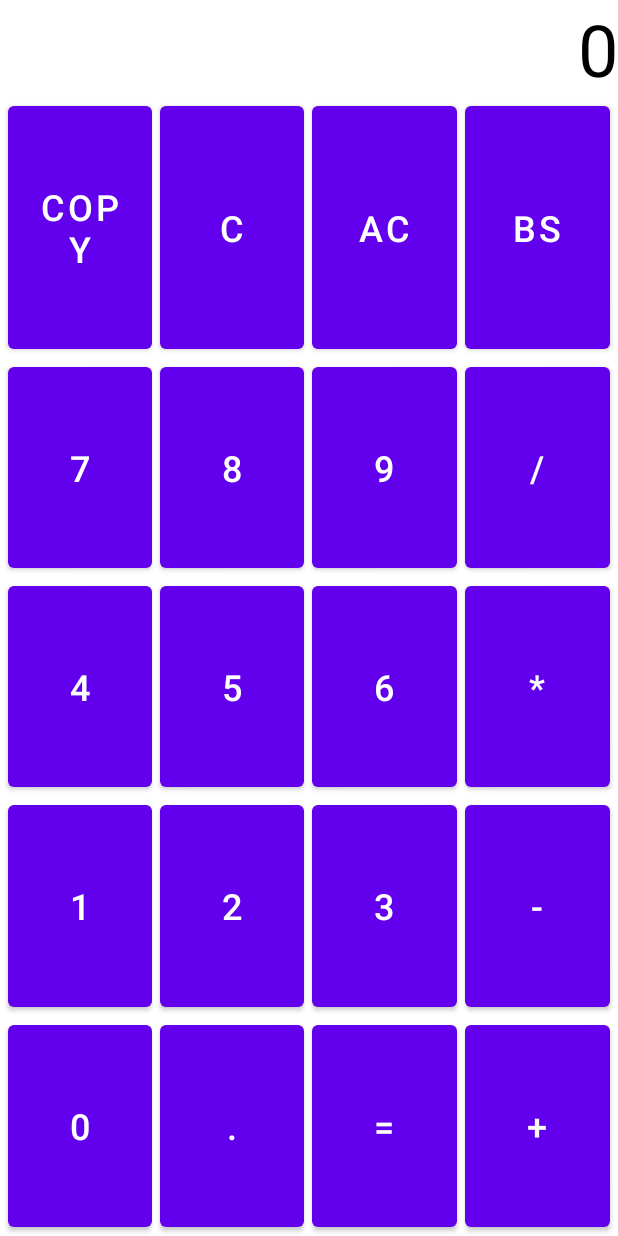
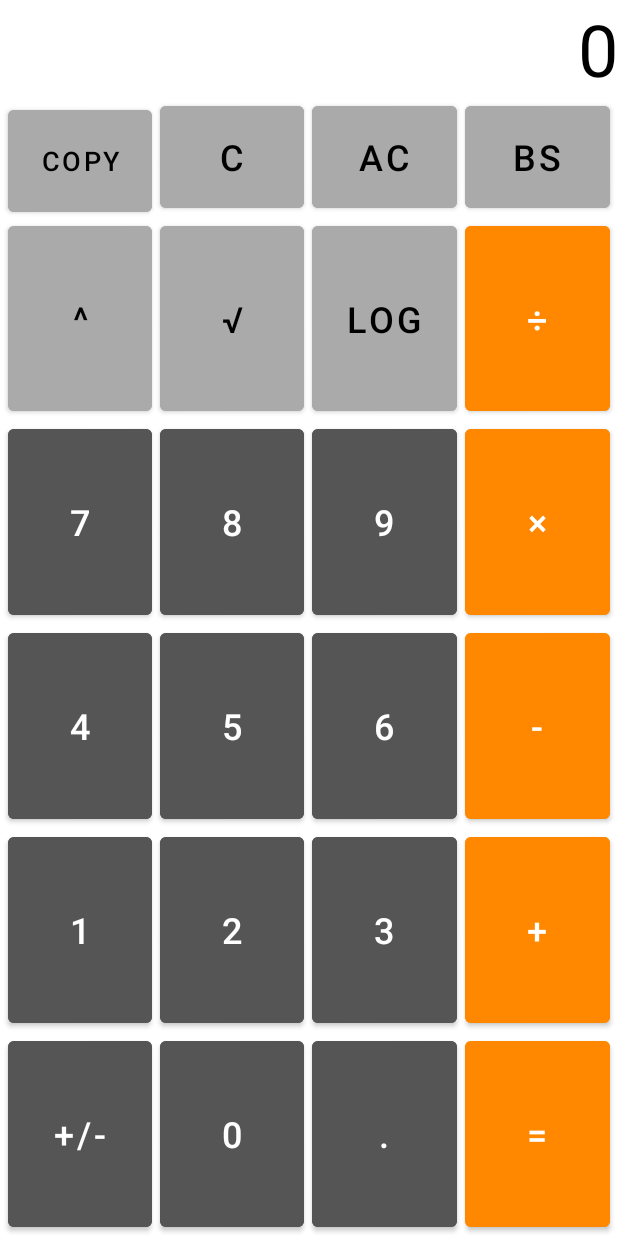
Before and after one commit to kaizuchan/MyDentaku, an Android app: the screen it shows after launch (MainActivity), on a phone screen of 412 x 824 dp. Run offline under Robolectric (Android 15) with nearby library versions, the phone set to English and light mode, and no system bars.

Commit message:
指数対数などを追加

```diff
--- a/app/src/main/java/com/example/mydentaku/MainActivity.java
+++ b/app/src/main/java/com/example/mydentaku/MainActivity.java
@@ -12,7 +12,6 @@ import android.widget.Toast;
 public class MainActivity extends AppCompatActivity {
 
     String strTemp = "";
-    String strTemp2 = "";
     String strResult = "0";
     int operator =0;
     int ct_flag =0;
@@ -25,7 +24,6 @@ public class MainActivity extends AppCompatActivity {
 
     public void numKeyOnClick(View v) {
         String strInKey = (String) ((Button) v).getText();
-
         if (strInKey.equals(".")) {
             if (strTemp.length() == 0) {
                 strTemp = strTemp + "0.";
@@ -86,6 +84,32 @@ public class MainActivity extends AppCompatActivity {
                     ct_flag = 0;
                 }
                 break;
+            // ルートの計算
+            case R.id.KeypadSquare:
+                BigDecimal bd1 = new BigDecimal(strTemp);
+                BigDecimal result = BigDecimal.ZERO;
+                double i3 = bd1.doubleValue();
+                double result3 = Math.sqrt(i3);
+                result = new BigDecimal(result3);
+                strTemp = result.toString();
+                break;
+            // ログの計算
+            case R.id.KeypadLog:
+                BigDecimal bd2 = new BigDecimal(strTemp);
+                BigDecimal result2 = BigDecimal.ZERO;
+                double i4 = bd2.doubleValue();
+                double result4 = Math.log(i4);
+                result2 = new BigDecimal(result4);
+                strTemp = result2.toString();
+                break;
+            // プラスマイナスの変換
+            case R.id.KeypadSign:
+                BigDecimal bd3 = new BigDecimal(strTemp);
+                BigDecimal result6 = BigDecimal.ZERO;
+                int i5 = bd3.intValue();
+                int result5 = i5 * -1;
+                result6 = new BigDecimal(result5);
+                strTemp = result6.toString();
         }
         showNumber(strTemp);
     }
@@ -94,7 +118,7 @@ public class MainActivity extends AppCompatActivity {
         if (operator!=0){
             if (strTemp.length() > 0){
                 BigDecimal bd1 = new BigDecimal(strTemp);
-                BigDecimal bd2 = new BigDecimal(strTemp2);
+                BigDecimal bd2 = new BigDecimal(strResult);
                 BigDecimal result = BigDecimal.ZERO;
                 switch (operator){
                     case R.id.KeypadAdd:
@@ -114,16 +138,23 @@ public class MainActivity extends AppCompatActivity {
                             toast.show();
                         }
                         break;
+                    // 累乗の計算
+                    case R.id.KeypadPow:
+                        double i1 = bd1.doubleValue();
+                        double i2 = bd2.doubleValue();
+                        double result2 = Math.pow(i2,i1);
+                        result = new BigDecimal(result2);
+                        break;
                 }
                 if (result.toString().indexOf(".")>0){
-                    strTemp2 = result.toString().replaceAll("\\.0+$|0+$","");
+                    strResult = result.toString().replaceAll("\\.0+$|0+$","");
                 }else{
-                    strTemp2 = result.toString();
+                    strResult = result.toString();
                 }
             }
         }else {
             if (strTemp.length() > 0){
-                strTemp2 = strTemp;
+                strResult = strTemp;
             }
         }
 
@@ -131,7 +162,7 @@ public class MainActivity extends AppCompatActivity {
 
         if (v.getId()==R.id.KeypadEq){
             operator = 0;
-            strTemp = strTemp2;
+            strTemp = strResult;
             showNumber(strTemp);
         }else{
             operator = v.getId();
--- a/app/src/main/res/layout/activity_main.xml
+++ b/app/src/main/res/layout/activity_main.xml
@@ -6,6 +6,9 @@
 
     <TextView
         android:id="@+id/DisplayPanel"
+        android:scrollHorizontally="true"
+        android:ellipsize="end"
+        android:lines="1"
         android:layout_width="match_parent"
         android:layout_height="wrap_content"
         android:background="#ffffff"
@@ -20,49 +23,112 @@
 
         <TableRow
             android:id="@+id/tableRow1"
+            android:layout_width="match_parent"
+            android:layout_height="80dp"
+            android:layout_weight="0">
+
+            <Button
+                android:id="@+id/KeypadCopy"
+                android:layout_width="80dp"
+                android:layout_height="80dp"
+                android:layout_marginLeft="5dp"
+                android:layout_marginRight="5dp"
+                android:layout_weight="1"
+                android:backgroundTint="#aaaaaa"
+                android:onClick="functionKeyOnClick"
+                android:text="Copy"
+                android:textColor="#000000"
+                android:textSize="18sp" />
+
+            <Button
+                android:id="@+id/KeypadC"
+                android:layout_width="80dp"
+                android:layout_height="80dp"
+                android:layout_marginRight="5dp"
+                android:layout_weight="1"
+                android:backgroundTint="#aaaaaa"
+                android:textColor="#000000"
+                android:onClick="functionKeyOnClick"
+                android:text="C"
+                android:textSize="24sp" />
+
+            <Button
+                android:id="@+id/KeypadAC"
+                android:layout_width="80dp"
+                android:layout_height="80dp"
+                android:layout_marginRight="5dp"
+                android:layout_weight="1"
+                android:backgroundTint="#aaaaaa"
+                android:textColor="#000000"
+                android:onClick="functionKeyOnClick"
+                android:text="AC"
+                android:textSize="24sp" />
+
+            <Button
+                android:id="@+id/KeypadBS"
+                android:layout_width="80dp"
+                android:layout_height="80dp"
+                android:layout_marginRight="5dp"
+                android:layout_weight="1"
+                android:backgroundTint="#aaaaaa"
+                android:textColor="#000000"
+                android:onClick="functionKeyOnClick"
+                android:text="BS"
+                android:textSize="24sp" />
+        </TableRow>
+
+        <TableRow
+            android:id="@+id/tableRow0"
             android:layout_weight="1"
             android:layout_width="match_parent"
             android:layout_height="match_parent" >
 
             <Button
-                android:id="@+id/KeypadCopy"
-                android:layout_width="80dp"
-                android:text="Copy"
+                android:id="@+id/KeypadPow"
+                android:layout_width="wrap_content"
+                android:layout_height="match_parent"
+                android:layout_marginLeft="5dp"
+                android:layout_marginRight="5dp"
+                android:layout_weight="1"
+                android:backgroundTint="#aaaaaa"
+                android:textColor="#000000"
+                android:onClick="operatorKeyOnClick"
+                android:text="^"
+                android:textSize="24sp" />
+
+            <Button
+                android:id="@+id/KeypadSquare"
+                android:text="√"
                 android:onClick="functionKeyOnClick"
                 android:textSize="24sp"
                 android:layout_weight="1"
+                android:backgroundTint="#aaaaaa"
+                android:textColor="#000000"
                 android:layout_height="match_parent"
-                android:layout_marginLeft="5dp"
+                android:layout_width="wrap_content"
+                android:layout_marginRight="5dp" />
+
+            <Button
+                android:id="@+id/KeypadLog"
+                android:text="log"
+                android:onClick="functionKeyOnClick"
+                android:textSize="24sp"
+                android:layout_weight="1"
+                android:backgroundTint="#aaaaaa"
+                android:textColor="#000000"
+                android:layout_height="match_parent"
+                android:layout_width="wrap_content"
                 android:layout_marginRight="5dp"/>
 
             <Button
-                android:id="@+id/KeypadC"
-                android:layout_width="80dp"
-                android:text="C"
-                android:onClick="functionKeyOnClick"
+                android:id="@+id/KeypadDiv"
+                android:text="÷"
+                android:onClick="operatorKeyOnClick"
                 android:textSize="24sp"
                 android:layout_weight="1"
+                android:backgroundTint="#ff8800"
                 android:layout_height="match_parent"
-                android:layout_marginRight="5dp"/>
-
-            <Button
-                android:id="@+id/KeypadAC"
-                android:layout_width="80dp"
-                android:text="AC"
-                android:onClick="functionKeyOnClick"
-                android:textSize="24sp"
-                android:layout_weight="1"
-                android:layout_height="match_parent"
-                android:layout_marginRight="5dp"/>
-
-            <Button
-                android:id="@+id/KeypadBS"
-                android:layout_width="80dp"
-                android:text="BS"
-                android:onClick="functionKeyOnClick"
-                android:textSize="24sp"
-                android:layout_weight="1"
-                android:layout_height="match_parent"
+                android:layout_width="wrap_content"
                 android:layout_marginRight="5dp"/>
         </TableRow>
 
@@ -78,6 +144,7 @@
                 android:onClick="numKeyOnClick"
                 android:textSize="24sp"
                 android:layout_weight="1"
+                android:backgroundTint="#555555"
                 android:layout_height="match_parent"
                 android:layout_width="wrap_content"
                 android:layout_marginLeft="5dp"
@@ -89,6 +156,7 @@
                 android:onClick="numKeyOnClick"
                 android:textSize="24sp"
                 android:layout_weight="1"
+                android:backgroundTint="#555555"
                 android:layout_height="match_parent"
                 android:layout_width="wrap_content"
                 android:layout_marginRight="5dp" />
@@ -99,16 +167,18 @@
                 android:onClick="numKeyOnClick"
                 android:textSize="24sp"
                 android:layout_weight="1"
+                android:backgroundTint="#555555"
                 android:layout_height="match_parent"
                 android:layout_width="wrap_content"
                 android:layout_marginRight="5dp"/>
 
             <Button
-                android:id="@+id/KeypadDiv"
-                android:text="/"
+                android:id="@+id/KeypadMulti"
+                android:text="×"
                 android:onClick="operatorKeyOnClick"
                 android:textSize="24sp"
                 android:layout_weight="1"
+                android:backgroundTint="#ff8800"
                 android:layout_height="match_parent"
                 android:layout_width="wrap_content"
                 android:layout_marginRight="5dp"/>
@@ -126,6 +196,7 @@
                 android:onClick="numKeyOnClick"
                 android:textSize="24sp"
                 android:layout_weight="1"
+                android:backgroundTint="#555555"
                 android:layout_height="match_parent"
                 android:layout_width="wrap_content"
                 android:layout_marginLeft="5dp"
@@ -137,6 +208,7 @@
                 android:onClick="numKeyOnClick"
                 android:textSize="24sp"
                 android:layout_weight="1"
+                android:backgroundTint="#555555"
                 android:layout_height="match_parent"
                 android:layout_width="wrap_content"
                 android:layout_marginRight="5dp" />
@@ -147,16 +219,18 @@
                 android:onClick="numKeyOnClick"
                 android:textSize="24sp"
                 android:layout_weight="1"
+                android:backgroundTint="#555555"
                 android:layout_height="match_parent"
                 android:layout_width="wrap_content"
                 android:layout_marginRight="5dp" />
 
             <Button
-                android:id="@+id/KeypadMulti"
-                android:text="*"
+                android:id="@+id/KeypadSub"
+                android:text="-"
                 android:onClick="operatorKeyOnClick"
                 android:textSize="24sp"
                 android:layout_weight="1"
+                android:backgroundTint="#ff8800"
                 android:layout_height="match_parent"
                 android:layout_width="wrap_content"
                 android:layout_marginRight="5dp"/>
@@ -174,6 +248,7 @@
                 android:onClick="numKeyOnClick"
                 android:textSize="24sp"
                 android:layout_weight="1"
+                android:backgroundTint="#555555"
                 android:layout_height="match_parent"
                 android:layout_width="wrap_content"
                 android:layout_marginLeft="5dp"
@@ -185,6 +260,7 @@
                 android:onClick="numKeyOnClick"
                 android:textSize="24sp"
                 android:layout_weight="1"
+                android:backgroundTint="#555555"
                 android:layout_height="match_parent"
                 android:layout_width="wrap_content"
                 android:layout_marginRight="5dp" />
@@ -195,16 +271,18 @@
                 android:onClick="numKeyOnClick"
                 android:textSize="24sp"
                 android:layout_weight="1"
+                android:backgroundTint="#555555"
                 android:layout_height="match_parent"
                 android:layout_width="wrap_content"
                 android:layout_marginRight="5dp" />
 
             <Button
-                android:id="@+id/KeypadSub"
-                android:text="-"
+                android:id="@+id/KeypadAdd"
+                android:text="+"
                 android:onClick="operatorKeyOnClick"
                 android:textSize="24sp"
                 android:layout_weight="1"
+                android:backgroundTint="#ff8800"
                 android:layout_height="match_parent"
                 android:layout_width="wrap_content"
                 android:layout_marginRight="5dp"/>
@@ -217,15 +295,27 @@
             android:layout_height="match_parent" >
 
             <Button
-                android:id="@+id/Keypad0"
-                android:text="0"
-                android:onClick="numKeyOnClick"
+                android:id="@+id/KeypadSign"
+                android:text="+/-"
+                android:onClick="functionKeyOnClick"
                 android:textSize="24sp"
                 android:layout_weight="1"
+                android:backgroundTint="#555555"
                 android:layout_height="match_parent"
                 android:layout_width="wrap_content"
                 android:layout_marginLeft="5dp"
                 android:layout_marginRight="5dp" />
+
+            <Button
+                android:id="@+id/Keypad0"
+                android:layout_width="wrap_content"
+                android:layout_height="match_parent"
+                android:layout_marginRight="5dp"
+                android:layout_weight="1"
+                android:backgroundTint="#555555"
+                android:onClick="numKeyOnClick"
+                android:text="0"
+                android:textSize="24sp" />
 
             <Button
                 android:id="@+id/KeypadDot"
@@ -233,6 +323,7 @@
                 android:onClick="numKeyOnClick"
                 android:textSize="24sp"
                 android:layout_weight="1"
+                android:backgroundTint="#555555"
                 android:layout_height="match_parent"
                 android:layout_width="wrap_content"
                 android:layout_marginRight="5dp" />
@@ -243,16 +334,7 @@
                 android:onClick="operatorKeyOnClick"
                 android:textSize="24sp"
                 android:layout_weight="1"
-                android:layout_height="match_parent"
-                android:layout_width="wrap_content"
-                android:layout_marginRight="5dp"/>
-
-            <Button
-                android:id="@+id/KeypadAdd"
-                android:text="+"
-                android:onClick="operatorKeyOnClick"
-                android:textSize="24sp"
-                android:layout_weight="1"
+                android:backgroundTint="#ff8800"
                 android:layout_height="match_parent"
                 android:layout_width="wrap_content"
                 android:layout_marginRight="5dp"/>
```
Lines whose indentation alone changed are shown as unchanged.
